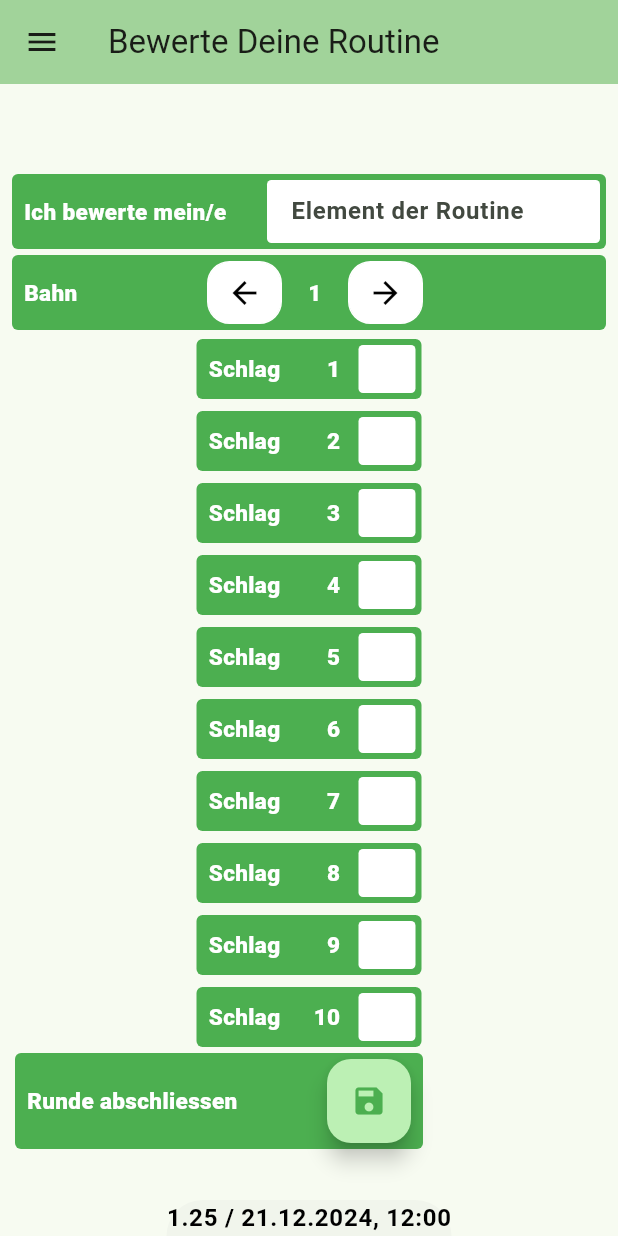
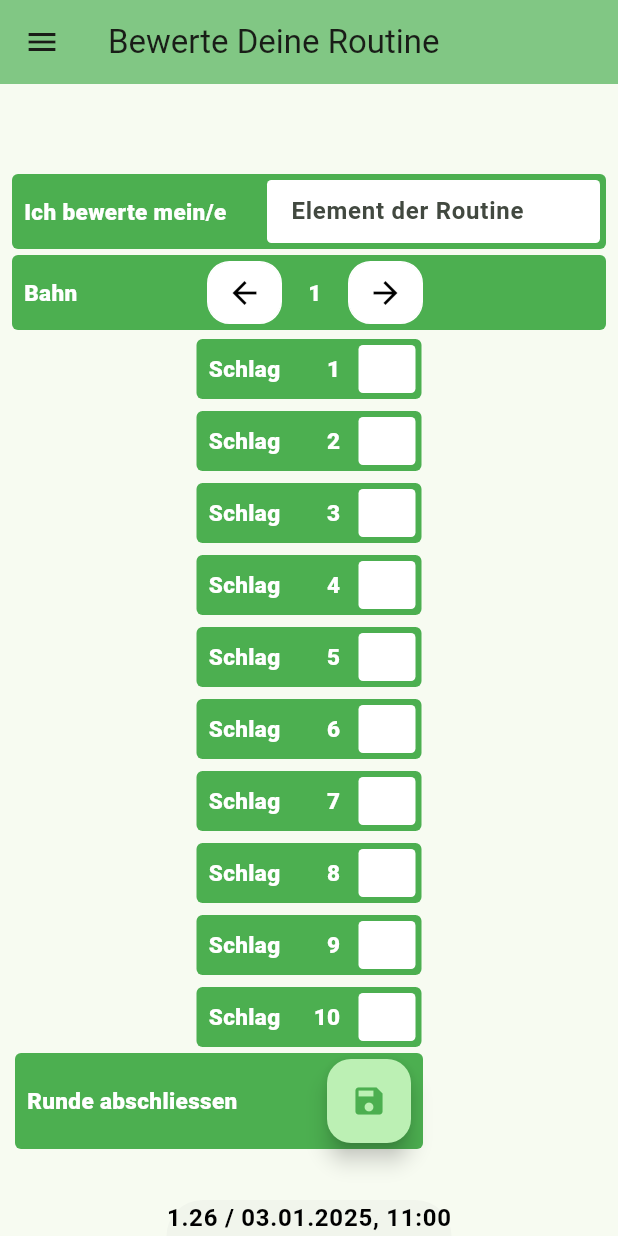
Before and after one commit to chrbuchsteiner61/valuation_pre_shot, a Flutter app: the screen it shows after launch, on a phone screen of 412 x 824 dp. Run offline on Flutter 3.47's test engine with Material 3 defaults, Android fonts, the phone set to English and light mode, and no system bars; our stand-ins replace logger, pdf, printing, shared_preferences; missing offline and left inert: country_flags; generated files the repository leaves out were written again; Roboto replaces fonts that are missing (Noto); project files that could hold a hidden picture were left out.

Commit message:
minor corrections

```diff
--- a/lib/constants.dart
+++ b/lib/constants.dart
@@ -5,7 +5,7 @@ const numberOfTees = 18;
 const initialValue = '';
 const numberOfStrokes = numberOfTees * numberOfStrokesPerTee;
 
-String version = '1.25 / 21.12.2024, 12:00';
+String version = '1.26 / 03.01.2025, 11:00';
 
 const infoDrawerBackgroundColor = Colors.lightBlueAccent;
 const SizedBox spaceBetween = SizedBox(width: 16);
--- a/lib/main.dart
+++ b/lib/main.dart
@@ -186,7 +186,7 @@ class _StartingPageState extends State<StartingPage> {
     return Consumer<TeeProvider>(builder: (context, teeProvider, child) {
       return Scaffold(
         appBar: AppBar(
-          backgroundColor: Theme.of(context).colorScheme.inversePrimary,
+          backgroundColor: Colors.green[300],
           title: Text(localizedTitle)
         ),
         drawer: const TheInfoDrawer(),
--- a/lib/methods/pdf_methods.dart
+++ b/lib/methods/pdf_methods.dart
@@ -3,10 +3,10 @@ import 'dart:typed_data';
 import 'package:pdf/widgets.dart' as pw;
 import 'package:pdf/pdf.dart';
 import 'package:printing/printing.dart';
-import 'package:logger/logger.dart';
+//import 'package:logger/logger.dart';
 import 'package:valuation_pre_shot/constants.dart';
 
-var logger = Logger();
+// var logger = Logger();
 
 Future<Uint8List> generatePdf(
   PdfPageFormat format,
@@ -61,7 +61,7 @@ Future<Uint8List> generatePdf(
     ),
   );
 
-  logger.d('generatePdf called');
+ // logger.d('generatePdf called');
   return pdf.save();
 }
 
@@ -93,7 +93,7 @@ List<List<String>> createStrokeTable(List<String> allStrokes, int numberOfTees,
     strokeTable[teeIndex + 1][strokeIndex + 1] = allStrokes[i];
   }
 
-  logger.d('createStrokeTable called');
+ // logger.d('createStrokeTable called');
 
   return strokeTable;
 }
--- a/pubspec.yaml
+++ b/pubspec.yaml
@@ -45,9 +45,9 @@ dev_dependencies:
   flutter_test:
     sdk: flutter
 
-  flutter_launcher_icons: "^0.13.1"
+  flutter_launcher_icons: ^0.14.2
 
-  flutter_lints: ^4.0.0
+  flutter_lints: ^5.0.0
   test: any
 
 flutter_launcher_icons:
```
Also changed, not shown: lib/methods/pdf_stroke_page.dart (+15 -6 lines), pubspec.lock, 1 other file.
